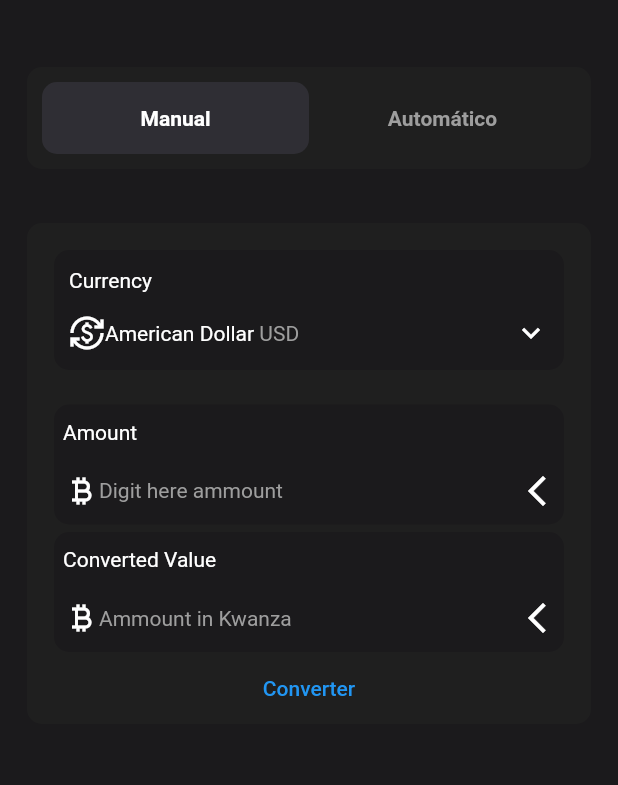
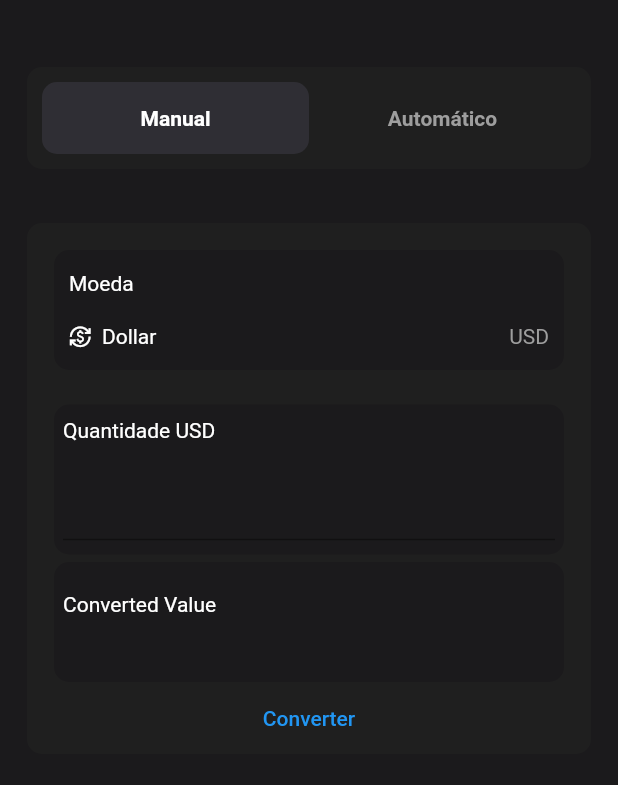
Before and after one commit to geekfabio/exchange, a Flutter app: the screen it shows after launch, on a phone screen of 412 x 824 dp, the part 59-844 px from its top. Run offline on Flutter 3.47's test engine with Material 2 defaults, Android fonts, the phone set to English and light mode, and no system bars; our stand-ins replace bloc; generated files the repository leaves out were written again.

Commit message:
added txtField removed static text

```diff
--- a/lib/exchange/view/widgets/exchange_form.dart
+++ b/lib/exchange/view/widgets/exchange_form.dart
@@ -33,7 +33,7 @@ class _ExchangeFormState extends State<ExchangeForm> {
               mainAxisAlignment: MainAxisAlignment.spaceEvenly,
               children: [
                 const Text(
-                  'Currency',
+                  'Moeda',
                   style: TextStyle(color: Colors.white),
                 ),
                 const SizedBox(
@@ -44,22 +44,43 @@ class _ExchangeFormState extends State<ExchangeForm> {
                     Icon(
                       Icons.currency_exchange_outlined,
                       color: Colors.white,
+                      size: 15,
                     ),
                     Text(
-                      'American Dollar',
+                      '  Dollar',
                       style: TextStyle(color: Colors.white),
                     ),
+                    Spacer(),
                     Text(
                       ' USD',
                       style: TextStyle(color: Colors.grey),
                     ),
-                    Spacer(),
-                    Icon(
-                      Icons.keyboard_arrow_down_outlined,
-                      color: Colors.white,
-                    )
                   ],
                 )
+              ],
+            ),
+          ),
+          Container(
+            padding: const EdgeInsets.all(6),
+            margin: const EdgeInsets.only(top: 5, left: 18, right: 18),
+            width: double.maxFinite,
+            height: 100,
+            decoration: BoxDecoration(
+              color: const Color.fromRGBO(27, 26, 28, 1),
+              borderRadius: BorderRadius.circular(10),
+            ),
+            child: Column(
+              crossAxisAlignment: CrossAxisAlignment.start,
+              mainAxisAlignment: MainAxisAlignment.spaceEvenly,
+              children: [
+                const Text(
+                  'Quantidade USD',
+                  style: TextStyle(color: Colors.white),
+                ),
+                const SizedBox(
+                  height: 10,
+                ),
+                Container(child: const TextField()),
               ],
             ),
           ),
@@ -75,70 +96,13 @@ class _ExchangeFormState extends State<ExchangeForm> {
             child: Column(
               crossAxisAlignment: CrossAxisAlignment.start,
               mainAxisAlignment: MainAxisAlignment.spaceEvenly,
-              children: [
-                const Text(
-                  'Amount',
-                  style: TextStyle(color: Colors.white),
-                ),
-                const SizedBox(
-                  height: 10,
-                ),
-                Row(
-                  children: const [
-                    Icon(
-                      Icons.currency_bitcoin,
-                      color: Colors.white,
-                    ),
-                    Text(
-                      'Digit here ammount',
-                      style: TextStyle(color: Colors.grey),
-                    ),
-                    Spacer(),
-                    Icon(
-                      Icons.arrow_back_ios_new,
-                      color: Colors.white,
-                    ),
-                  ],
-                ),
-              ],
-            ),
-          ),
-          Container(
-            padding: const EdgeInsets.all(6),
-            margin: const EdgeInsets.only(top: 5, left: 18, right: 18),
-            width: double.maxFinite,
-            height: 80,
-            decoration: BoxDecoration(
-              color: const Color.fromRGBO(27, 26, 28, 1),
-              borderRadius: BorderRadius.circular(10),
-            ),
-            child: Column(
-              crossAxisAlignment: CrossAxisAlignment.start,
-              mainAxisAlignment: MainAxisAlignment.spaceEvenly,
-              children: [
-                const Text(
+              children: const [
+                Text(
                   'Converted Value',
                   style: TextStyle(color: Colors.white),
                 ),
-                const SizedBox(
+                SizedBox(
                   height: 10,
-                ),
-                Row(
-                  children: const [
-                    Icon(
-                      Icons.currency_bitcoin,
-                      color: Colors.white,
-                    ),
-                    Text(
-                      'Ammount in Kwanza',
-                      style: TextStyle(color: Colors.grey),
-                    ),
-                    Spacer(),
-                    Icon(
-                      Icons.arrow_back_ios_new,
-                      color: Colors.white,
-                    ),
-                  ],
                 ),
               ],
             ),
```
